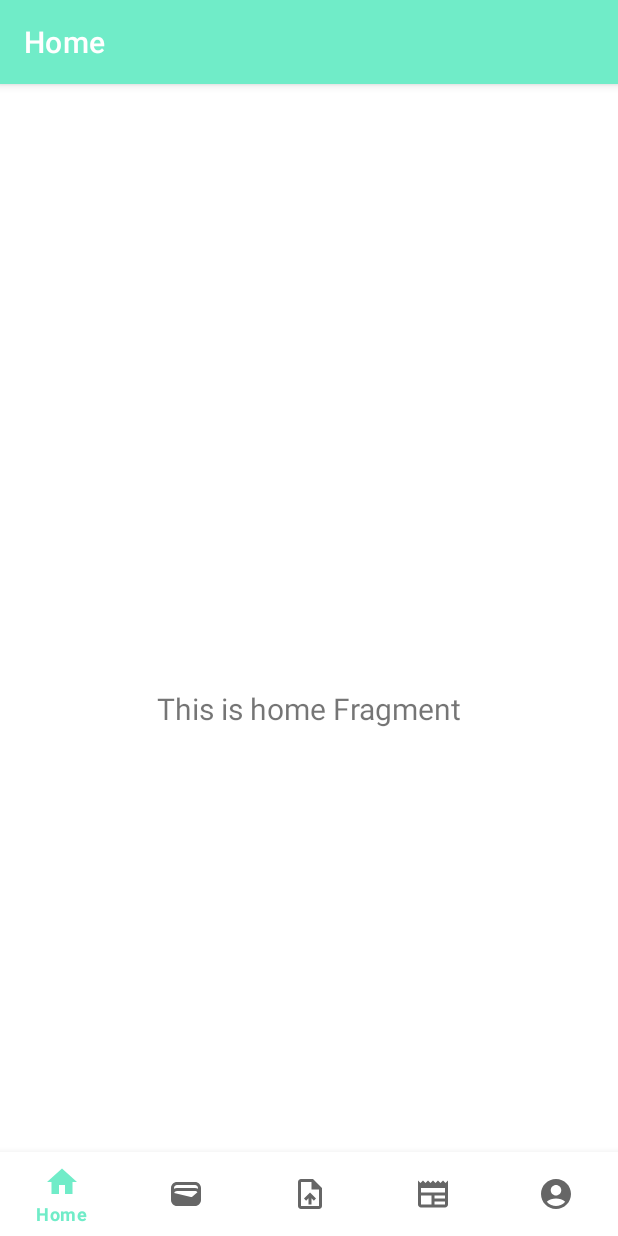
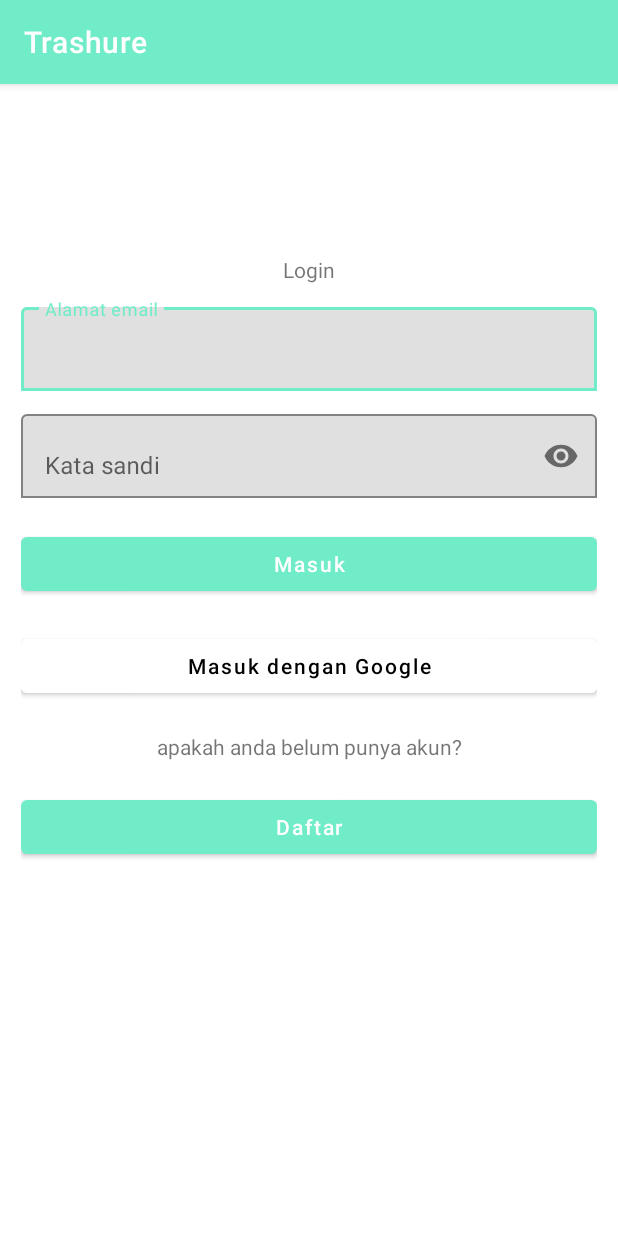
Before and after one commit to faishl039/Trashure, an Android app: the screen it shows after launch (MainActivity before the commit, LoginActivity after it), on a phone screen of 412 x 824 dp. Run offline under Robolectric (Android 15) with nearby library versions, the light colour scheme and no system bars; our stand-ins replace Firebase (no records; nobody signed in at launch, a user with empty details on screens opened directly).

Commit message:
login and regis with google auth

```diff
--- /dev/null
+++ b/app/src/main/java/com/example/trashure/ui/login/LoginActivity.kt
@@ -0,0 +1,162 @@
+package com.example.trashure.ui.login
+
+import android.app.ProgressDialog
+import android.content.Intent
+import android.os.Bundle
+import android.widget.Button
+import android.widget.EditText
+import android.widget.Toast
+import android.widget.Toast.LENGTH_SHORT
+import androidx.activity.enableEdgeToEdge
+import androidx.appcompat.app.AppCompatActivity
+import androidx.core.view.ViewCompat
+import androidx.core.view.WindowInsetsCompat
+import com.example.trashure.MainActivity
+import com.example.trashure.R
+import com.example.trashure.ui.register.RegisterActivity
+import com.google.android.gms.auth.api.identity.BeginSignInRequest
+import com.google.android.gms.auth.api.identity.Identity
+import com.google.android.gms.auth.api.identity.SignInClient
+import com.google.android.gms.common.api.ApiException
+import com.google.firebase.auth.FirebaseAuth
+import com.google.firebase.auth.GoogleAuthProvider
+
+class LoginActivity : AppCompatActivity() {
+    lateinit var editEmail: EditText
+    lateinit var editPassword: EditText
+    lateinit var btnRegister: Button
+    lateinit var btnLogin: Button
+    lateinit var btnGoogle: Button
+
+    lateinit var oneTapClient: SignInClient
+    lateinit var progressDialog: ProgressDialog
+
+    var firebaseAuth: FirebaseAuth = FirebaseAuth.getInstance()
+
+    override fun onStart() {
+        super.onStart()
+        if (firebaseAuth.currentUser != null) {
+            startActivity(Intent(this, MainActivity::class.java))
+            finish() // Close the LoginActivity to prevent going back
+        }
+    }
+
+    override fun onCreate(savedInstanceState: Bundle?) {
+        super.onCreate(savedInstanceState)
+        enableEdgeToEdge()
+        setContentView(R.layout.activity_login)
+        ViewCompat.setOnApplyWindowInsetsListener(findViewById(R.id.main)) { v, insets ->
+            val systemBars = insets.getInsets(WindowInsetsCompat.Type.systemBars())
+            v.setPadding(systemBars.left, systemBars.top, systemBars.right, systemBars.bottom)
+            insets
+        }
+        editEmail = findViewById(R.id.email)
+        editPassword = findViewById(R.id.password)
+        btnRegister = findViewById(R.id.btn_register)
+        btnLogin = findViewById(R.id.btn_login)
+        progressDialog = ProgressDialog(this).apply {
+            setTitle("Logging")
+            setMessage("Please wait...")
+        }
+        btnGoogle = findViewById(R.id.btn_google)
+
+        oneTapClient = Identity.getSignInClient(this)
+
+        btnGoogle.setOnClickListener {
+            showGoogleAccountPicker()
+        }
+
+        btnLogin.setOnClickListener {
+            if (editEmail.text.isNotEmpty() && editPassword.text.isNotEmpty()) {
+                prosesLogin()
+            } else {
+                Toast.makeText(this, "Isi data dengan benar", LENGTH_SHORT).show()
+            }
+        }
+        btnRegister.setOnClickListener {
+            startActivity(Intent(this, RegisterActivity::class.java))
+        }
+    }
+
+    private fun showGoogleAccountPicker() {
+        val signInRequest = BeginSignInRequest.builder()
+            .setGoogleIdTokenRequestOptions(
+                BeginSignInRequest.GoogleIdTokenRequestOptions.builder()
+                    .setSupported(true)
+                    .setServerClientId(getString(R.string.default_web_client_id))
+                    .setFilterByAuthorizedAccounts(false)
+                    .build()
+            )
+            .setAutoSelectEnabled(false)
+            .build()
+
+        oneTapClient.beginSignIn(signInRequest)
+            .addOnSuccessListener(this) { result ->
+                try {
+                    startIntentSenderForResult(
+                        result.pendingIntent.intentSender, RC_SIGN_IN,
+                        null, 0, 0, 0, null
+                    )
+                } catch (e: Exception) {
+                    Toast.makeText(this, "Error starting One Tap Sign-In: ${e.localizedMessage}", LENGTH_SHORT).show()
+                }
+            }
+            .addOnFailureListener(this) { e ->
+                Toast.makeText(this, "One Tap Sign-In failed: ${e.localizedMessage}", LENGTH_SHORT).show()
+            }
+    }
+
+    private fun prosesLogin() {
+        val email = editEmail.text.toString()
+        val password = editPassword.text.toString()
+
+        progressDialog.show()
+        firebaseAuth.signInWithEmailAndPassword(email, password)
+            .addOnSuccessListener {
+                startActivity(Intent(this, MainActivity::class.java))
+                finish() // Close the LoginActivity to prevent going back
+            }.addOnFailureListener { error ->
+                Toast.makeText(this, error.localizedMessage, LENGTH_SHORT).show()
+            }
+            .addOnCompleteListener {
+                progressDialog.dismiss()
+            }
+    }
+
+    override fun onActivityResult(requestCode: Int, resultCode: Int, data: Intent?) {
+        super.onActivityResult(requestCode, resultCode, data)
+
+        if (requestCode == RC_SIGN_IN) {
+            try {
+                val credential = oneTapClient.getSignInCredentialFromIntent(data)
+                val idToken = credential.googleIdToken
+                if (idToken != null) {
+                    firebaseAuthWithGoogle(idToken)
+                } else {
+                    Toast.makeText(this, "No ID token!", LENGTH_SHORT).show()
+                }
+            } catch (e: ApiException) {
+                e.printStackTrace()
+            }
+        }
+    }
+
+    private fun firebaseAuthWithGoogle(idToken: String) {
+        progressDialog.show()
+        val credential = GoogleAuthProvider.getCredential(idToken, null)
+        firebaseAuth.signInWithCredential(credential)
+            .addOnSuccessListener {
+                startActivity(Intent(this, MainActivity::class.java))
+                finish() // Close the LoginActivity to prevent going back
+            }.addOnFailureListener { error ->
+                Toast.makeText(this, error.localizedMessage, LENGTH_SHORT).show()
+            }
+            .addOnCompleteListener {
+                progressDialog.dismiss()
+            }
+    }
+
+    companion object {
+        private const val RC_SIGN_IN = 1000
+    }
+}
--- /dev/null
+++ b/app/src/main/res/layout/activity_login.xml
@@ -0,0 +1,77 @@
+<?xml version="1.0" encoding="utf-8"?>
+<ScrollView xmlns:android="http://schemas.android.com/apk/res/android"
+    xmlns:app="http://schemas.android.com/apk/res-auto"
+    xmlns:tools="http://schemas.android.com/tools"
+    android:id="@+id/main"
+    android:layout_width="match_parent"
+    android:layout_height="match_parent"
+    tools:context=".ui.login.LoginActivity">
+
+    <LinearLayout
+        android:layout_width="match_parent"
+        android:layout_height="wrap_content"
+        android:orientation="vertical"
+        android:padding="14dp">
+        <TextView
+            android:layout_marginTop="100dp"
+            android:layout_width="match_parent"
+            android:layout_height="wrap_content"
+            android:textAlignment="center"
+            android:text="Login"/>
+        <com.google.android.material.textfield.TextInputLayout
+            android:layout_width="match_parent"
+            android:layout_height="wrap_content"
+            android:layout_marginTop="10dp"
+            app:boxBackgroundMode="outline">
+            <EditText
+                android:id="@+id/email"
+                android:layout_width="match_parent"
+                android:layout_height="wrap_content"
+                android:inputType="textEmailAddress"
+                android:hint="Alamat email"/>
+        </com.google.android.material.textfield.TextInputLayout>
+        <com.google.android.material.textfield.TextInputLayout
+            android:layout_width="match_parent"
+            android:layout_height="wrap_content"
+            android:layout_marginTop="10dp"
+            app:boxBackgroundMode="outline"
+            app:passwordToggleEnabled="true">
+            <EditText
+                android:id="@+id/password"
+                android:layout_width="match_parent"
+                android:layout_height="wrap_content"
+                android:inputType="textPassword"
+                android:hint="Kata sandi"/>
+        </com.google.android.material.textfield.TextInputLayout>
+        <Button
+            android:id="@+id/btn_login"
+            android:layout_width="match_parent"
+            android:layout_height="wrap_content"
+            android:layout_marginTop="20dp"
+            android:textAllCaps="false"
+            android:text="Masuk"/>
+        <Button
+            android:id="@+id/btn_google"
+            android:layout_width="match_parent"
+            android:layout_height="wrap_content"
+            android:backgroundTint="@color/white"
+            android:textColor="@color/black"
+            android:layout_marginTop="20dp"
+            android:textAllCaps="false"
+            android:text="Masuk dengan Google"/>
+        <TextView
+            android:layout_width="match_parent"
+            android:layout_height="wrap_content"
+            android:text="apakah anda belum punya akun?"
+            android:textAlignment="center"
+            android:layout_marginTop="20dp"/>
+        <Button
+            android:id="@+id/btn_register"
+            android:layout_width="match_parent"
+            android:layout_height="wrap_content"
+            android:layout_marginTop="20dp"
+            android:textAllCaps="false"
+            android:text="Daftar"/>
+    </LinearLayout>
+
+</ScrollView>
--- a/app/src/main/res/values/strings.xml
+++ b/app/src/main/res/values/strings.xml
@@ -16,4 +16,5 @@
     <string name="camera">Kamera</string>
     <string name="gallery">Galeri</string>
     <string name="scan">Scan</string>
+    <string name="default_web_client_id">943406522679-doe469liof76vf86aq2if9sa1jg860p1.apps.googleusercontent.com</string>
 </resources>
--- a/build.gradle.kts
+++ b/build.gradle.kts
@@ -2,4 +2,5 @@
 plugins {
     alias(libs.plugins.android.application) apply false
     alias(libs.plugins.jetbrains.kotlin.android) apply false
+    id("com.google.gms.google-services") version "4.4.2" apply false
 }
--- a/gradle/libs.versions.toml
+++ b/gradle/libs.versions.toml
@@ -13,6 +13,7 @@ lifecycleViewmodelKtx = "2.8.0"
 navigationFragmentKtx = "2.7.7"
 navigationUiKtx = "2.7.7"
 webkit = "1.11.0"
+activity = "1.9.0"
 
 [libraries]
 androidx-core-ktx = { group = "androidx.core", name = "core-ktx", version.ref = "coreKtx" }
@@ -27,6 +28,7 @@ androidx-lifecycle-livedata-ktx = { group = "androidx.lifecycle", name = "lifecy
 androidx-lifecycle-viewmodel-ktx = { group = "androidx.lifecycle", name = "lifecycle-viewmodel-ktx", version.ref = "lifecycleViewmodelKtx" }
 androidx-navigation-fragment-ktx = { group = "androidx.navigation", name = "navigation-fragment-ktx", version.ref = "navigationFragmentKtx" }
 androidx-navigation-ui-ktx = { group = "androidx.navigation", name = "navigation-ui-ktx", version.ref = "navigationUiKtx" }
+androidx-activity = { group = "androidx.activity", name = "activity", version.ref = "activity" }
 
 [plugins]
 android-application = { id = "com.android.application", version.ref = "agp" }
```
Also changed, not shown: app/build.gradle.kts (+23 -0 lines), app/src/main/AndroidManifest.xml (+11 -4 lines), app/src/main/java/com/example/trashure/ui/profile/ProfileFragment.kt (+44 -0 lines), app/src/main/java/com/example/trashure/ui/register/RegisterActivity.kt (added, +107 -0 lines), app/src/main/res/layout/activity_register.xml (added, +92 -0 lines), app/src/main/res/layout/fragment_profile.xml (+33 -2 lines), 3 other files.
